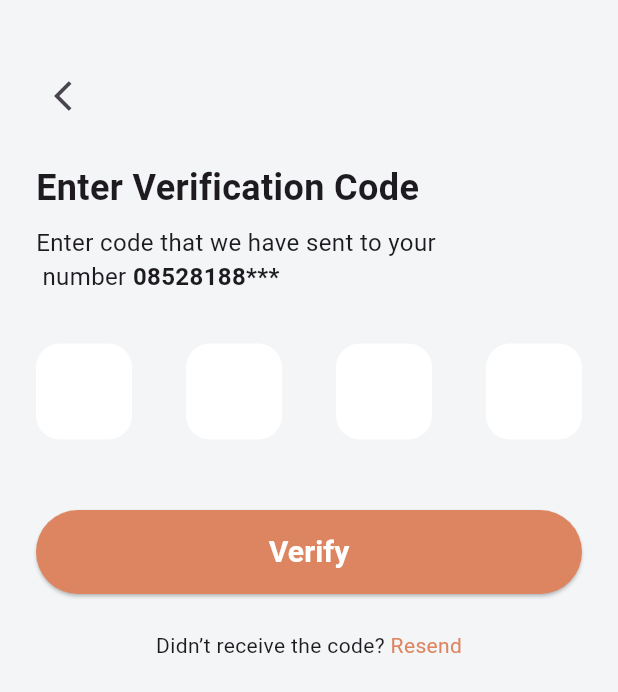
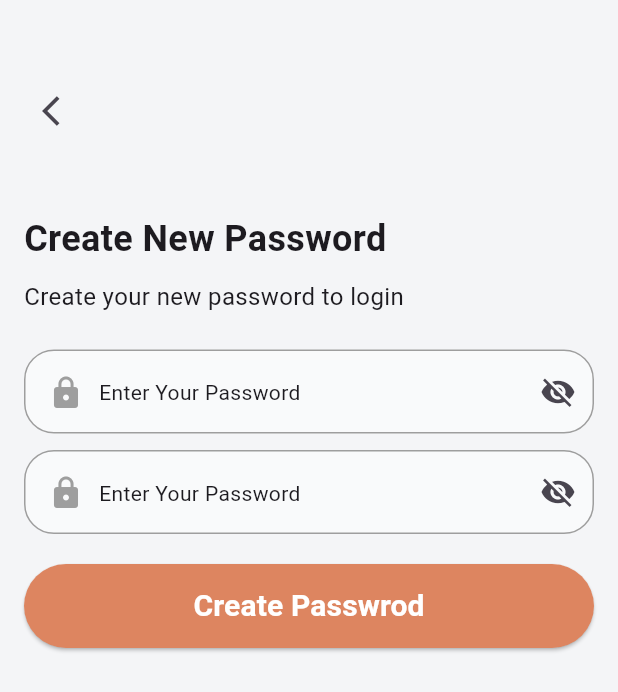
Before and after one commit to Eng-Nader/collegeApp-, a Flutter app: the ResentPasswordView screen opened by its route, after a tap on the "arrow back ios" icon, after a tap on "Reset Passwrod", after a tap on "Verify", on a phone screen of 412 x 824 dp. Shown: the top 692 px of the screen. Run offline on Flutter 3.47's test engine with Material 3 defaults, Android fonts, the light colour scheme and no system bars; drawn by our look-alikes of pin_code_fields; our stand-ins replace font_awesome_flutter, go_router.

Commit message:
Finish of Create  a password View

```diff
--- a/lib/constant.dart
+++ b/lib/constant.dart
@@ -8,3 +8,4 @@ const String forgetPassword = '/forget-password';
 const String addressView = '/address';
 const String signupView = '/signup';
 const String resentpassword = '/resent-password';
+const String newPasswrod = '/new-password';
--- a/lib/helpers/app_route.dart
+++ b/lib/helpers/app_route.dart
@@ -3,6 +3,7 @@ import 'package:college_app/view/address_view.dart';
 import 'package:college_app/view/forget_basword_view.dart';
 import 'package:college_app/view/introduction_view.dart';
 import 'package:college_app/view/loginView.dart';
+import 'package:college_app/view/new_password_view.dart';
 import 'package:college_app/view/profile_view.dart';
 import 'package:college_app/view/resent_password_view.dart';
 import 'package:college_app/view/sign_up_view.dart';
@@ -46,6 +47,11 @@ class AppRoute {
           path: resentpassword,
           builder: (context, state) {
             return ResentPasswordView();
+          }),
+      GoRoute(
+          path: newPasswrod,
+          builder: (context, state) {
+            return NewPasswordView();
           })
     ],
   );
--- a/lib/view/loginView.dart
+++ b/lib/view/loginView.dart
@@ -24,7 +24,7 @@ class LoginView extends StatelessWidget {
             ),
             CustomAppBar(
               title: 'Login',
-               onPressed: () => context.go('/'),
+              onPressed: () => context.go('/'),
             ),
             SizedBox(
               height: 15,
@@ -50,7 +50,7 @@ class LoginView extends StatelessWidget {
             CustomTextFild(
               icon: Icons.lock,
               title: 'Enter your password',
-              suffixIcon: Icons.lock_open,
+              suffixIcon: Icons.visibility_off,
             ),
             Align(
               alignment: Alignment.centerRight,
--- /dev/null
+++ b/lib/view/new_password_view.dart
@@ -0,0 +1,77 @@
+import 'package:college_app/constant.dart';
+import 'package:college_app/widget/custom_button.dart';
+import 'package:college_app/widget/custom_text_fild.dart';
+import 'package:flutter/material.dart';
+import 'package:go_router/go_router.dart';
+
+class NewPasswordView extends StatelessWidget {
+  const NewPasswordView({super.key});
+
+  @override
+  Widget build(BuildContext context) {
+    return Scaffold(
+      body: Padding(
+        padding: EdgeInsets.symmetric(horizontal: 16),
+        child: Column(
+          crossAxisAlignment: CrossAxisAlignment.start,
+          children: [
+            SizedBox(
+              height: 50,
+            ),
+            IconButton(
+              onPressed: () => context.go(resentpassword),
+              icon: Icon(
+                Icons.arrow_back_ios,
+              ),
+            ),
+            SizedBox(
+              height: 44,
+            ),
+            Text(
+              'Create New Password',
+              style: TextStyle(
+                fontSize: 24,
+                fontWeight: FontWeight.w700,
+              ),
+            ),
+            SizedBox(
+              height: 10,
+            ),
+            Text(
+              'Create your new password to login',
+              style: TextStyle(
+                fontSize: 16,
+                fontWeight: FontWeight.w400,
+              ),
+            ),
+            SizedBox(
+              height: 24,
+            ),
+            CustomTextFild(
+              icon: Icons.lock,
+              title: 'Enter Your Password',
+              suffixIcon: Icons.visibility_off,
+              isObsure: true,
+            ),
+            SizedBox(
+              height: 11,
+            ),
+            CustomTextFild(
+              icon: Icons.lock,
+              title: 'Enter Your Password',
+              suffixIcon: Icons.visibility_off,
+              isObsure: true,
+            ),
+            SizedBox(
+              height: 20,
+            ),
+            CustomButton(
+              title: 'Create Passwrod',
+              onPressed: () => context.go(loginView),
+            ),
+          ],
+        ),
+      ),
+    );
+  }
+}
--- a/lib/view/resent_password_view.dart
+++ b/lib/view/resent_password_view.dart
@@ -64,7 +64,11 @@ class ResentPasswordView extends StatelessWidget {
             SizedBox(
               height: 31,
             ),
-            CustomButton(title: 'Verify', onPressed: () {}),
+            CustomButton(
+                title: 'Verify',
+                onPressed: () {
+                  context.go(newPasswrod);
+                }),
             SizedBox(
               height: 24,
             ),
--- a/lib/widget/custom_text_fild.dart
+++ b/lib/widget/custom_text_fild.dart
@@ -3,14 +3,23 @@ import 'package:flutter/material.dart';
 
 class CustomTextFild extends StatelessWidget {
   const CustomTextFild(
-      {super.key, required this.icon, required this.title, this.suffixIcon});
+      {super.key,
+      required this.icon,
+      required this.title,
+      this.suffixIcon,
+      this.isObsure});
   final IconData icon;
   final String title;
   final IconData? suffixIcon;
+  final bool? isObsure;
 
   @override
   Widget build(BuildContext context) {
     return TextField(
+      onTapOutside: (event) {
+        FocusManager.instance.primaryFocus?.unfocus();
+      },
+      obscureText: isObsure ?? false,
       decoration: InputDecoration(
         suffixIcon: Icon(suffixIcon),
         hint: Row(
```
